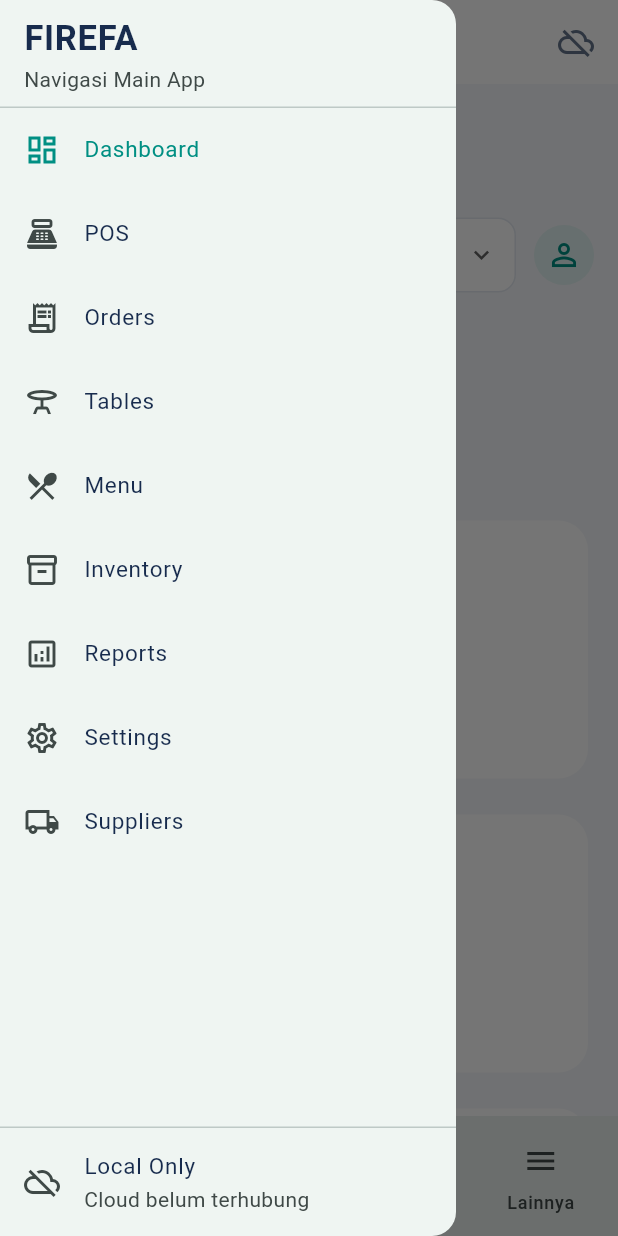
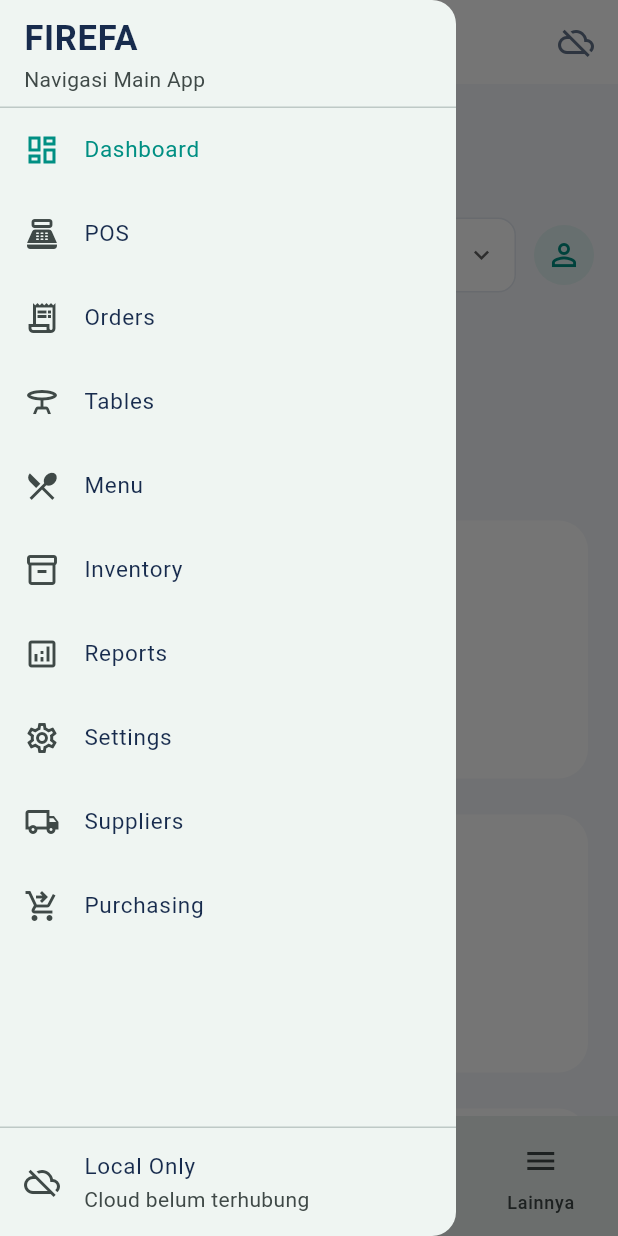
Before and after one commit to firefa123/FIREFA-9580220, a Flutter app: the DashboardPage screen opened directly, with the side drawer open, on a phone screen of 412 x 824 dp. Run offline on Flutter 3.47's test engine with Material 3 defaults, Android fonts, the phone set to English and light mode, and no system bars; our stand-ins replace shared_preferences; accounts and stored records are empty.

Commit message:
feat(purchasing): add purchasing navigation module

```diff
--- a/apps/firefa_main_app/lib/core/navigation/app_routes.dart
+++ b/apps/firefa_main_app/lib/core/navigation/app_routes.dart
@@ -85,6 +85,13 @@ class FirefaNavigation {
       icon: Icons.local_shipping_outlined,
       permission: FirefaPermission.inventoryManage,
     ),
+    FirefaModule(
+      id: 'purchasing',
+      title: 'Purchasing',
+      description: 'Purchase order dan penerimaan barang.',
+      icon: Icons.shopping_cart_checkout_outlined,
+      permission: FirefaPermission.inventoryManage,
+    ),
   ];
 
   static List<FirefaModule> accessibleModules(FirefaRole role) {
```
